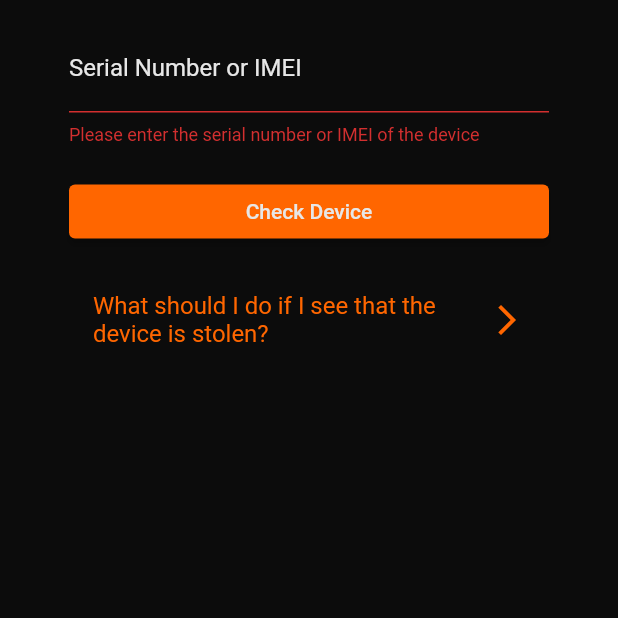
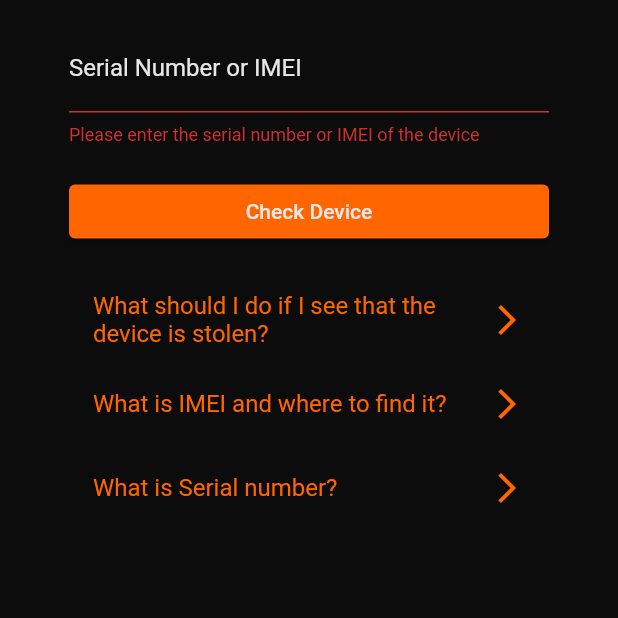
Before and after one commit to nikohoffren/stolen-or-not-app, a Flutter app: the CheckDeviceScreen screen opened directly, after a tap on "Check Device", on a phone screen of 412 x 824 dp, the top half of it. Run offline on Flutter 3.47's test engine with Material 2 defaults, Android fonts, the phone set to English and light mode, and no system bars; our stand-ins replace cloud_firestore, firebase_auth, firebase_core, firebase_storage, google_fonts, google_sign_in and 2 more; accounts and stored records are empty.

Commit message:
update FAQ section in check_device_screen.dart

```diff
--- a/lib/views/check_device_screen.dart
+++ b/lib/views/check_device_screen.dart
@@ -132,7 +132,8 @@ class CheckDeviceScreenState extends State<CheckDeviceScreen> {
                                   _isLoading = true;
                                   _deviceStatus = const TextSpan(text: '');
                                 });
-                                final serialNumber = _serialNumberController.text;
+                                final serialNumber =
+                                    _serialNumberController.text;
 
                                 //* Checking for stolen devices
                                 final deviceSnapshot = await _db
@@ -147,13 +148,14 @@ class CheckDeviceScreenState extends State<CheckDeviceScreen> {
                                   _deviceStatus = device['isStolen']
                                       ? TextSpan(
                                           text:
-                                              'This device is reported stolen by ${device['ownerEmail']} at ${device['reportedAt'] != null ? DateFormat('d MMMM yyyy, HH:mm').format(device['reportedAt'].toDate()) : 'unknown time'}!',
-                                          style:
-                                              const TextStyle(color: Colors.red))
+                                              'This device is reported stolen by ${device['ownerUsername']} at ${device['reportedAt'] != null ? DateFormat('d MMMM yyyy, HH:mm').format(device['reportedAt'].toDate()) : 'unknown time'}!',
+                                          style: const TextStyle(
+                                              color: Colors.red))
                                       : const TextSpan(
                                           text:
                                               'This device is not reported stolen.',
-                                          style: TextStyle(color: Colors.green));
+                                          style:
+                                              TextStyle(color: Colors.green));
                                 } else {
                                   _deviceStatus = const TextSpan(
                                       text:
@@ -188,6 +190,14 @@ class CheckDeviceScreenState extends State<CheckDeviceScreen> {
                     'What should I do if I see that the device is stolen?',
                     'If you suspect that a device is stolen, do not purchase or engage in any transaction involving the device. Contact your local law enforcement agency to report the stolen device and provide them with any relevant information or evidence you have. It is important to cooperate with authorities to help recover stolen devices and prevent further illegal activities.',
                   ),
+                  _buildFAQQuestion(
+                    'What is IMEI and where to find it?',
+                    'IMEI stands for International Mobile Equipment Identity. It is a unique identification or serial number that all mobile phones and smartphones have. You can usually find the IMEI number on the back of your phone or by dialing *#06# on your phone\'s dial pad.',
+                  ),
+                  _buildFAQQuestion(
+                    'What is Serial number?',
+                    'The serial number is a unique identifier assigned to a device by the manufacturer. It is usually located on the back of the device or in the device settings. For phones and tablets, the IMEI number can be used as the serial number. For other devices, check the user manual or the manufacturer\'s website for more information.',
+                  ),
                 ],
               ),
             ),
--- a/lib/views/login_page.dart
+++ b/lib/views/login_page.dart
@@ -189,7 +189,7 @@ class LoginPageState extends State<LoginPage> {
                               onPressed:
                                   _isLoading ? null : _signInWithEmailPassword,
                               style: ElevatedButton.styleFrom(
-                                backgroundColor: AppColors.primaryColor,
+                                backgroundColor: AppColors.secondaryColor,
                                 foregroundColor: AppColors.white,
                               ),
                               child: const Text('Sign In with Email'),
@@ -220,7 +220,7 @@ class LoginPageState extends State<LoginPage> {
                             ElevatedButton(
                               onPressed: _isLoading ? null : _register,
                               style: ElevatedButton.styleFrom(
-                                backgroundColor: AppColors.primaryColor,
+                                backgroundColor: AppColors.secondaryColor,
                                 foregroundColor: AppColors.white,
                               ),
                               child: const Text('Register with Email'),
```
Also changed, not shown: lib/views/user_settings_page.dart (+8 -3 lines).
